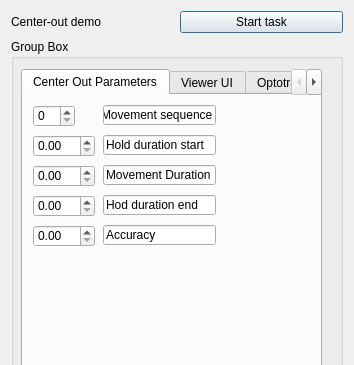
Old version of the form plugins/centerout/centerout_example.ui in the repository jgaveau/NERVE; both pictures show x 0 to 354 and y 0 to 365 of the 354 by 557 pixel window.
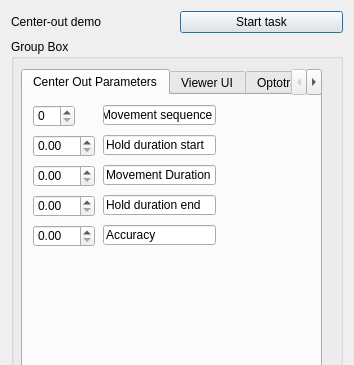
New version of the form.

Patch:
```diff
--- a/plugins/centerout/centerout_example.ui
+++ b/plugins/centerout/centerout_example.ui
@@ -131,7 +131,7 @@
          </rect>
         </property>
         <property name="text">
-         <string>Hod duration end</string>
+         <string>Hold duration end</string>
         </property>
        </widget>
        <widget class="QLineEdit" name="lineEdit_4">
```
Left out of the diff: 2 changed lines with no effect on the pictures.
